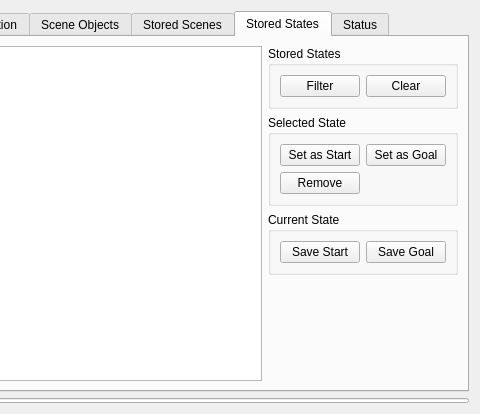
The window that moveit_ros/visualization/motion_planning_rviz_plugin/src/ui/motion_planning_rviz_plugin_frame.ui (moveit/moveit) describes before a commit, drawn with Qt 5; both pictures show x 212 to 692 and y 0 to 414 of the 692 by 414 pixel window.
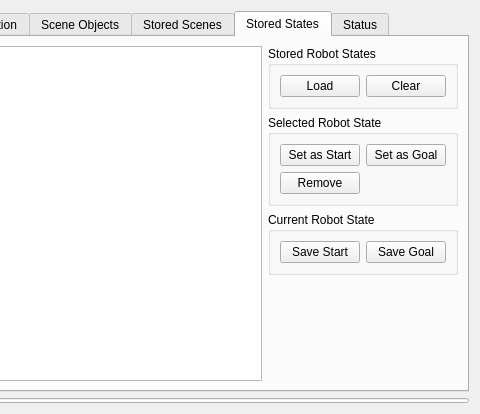
The same window after the commit. The open tabs and pages were chosen to show the change. Custom widgets are drawn as their Qt base class.

Commit message: Fix and clarify names in robot states tab

Diff of the .ui file:
```diff
--- a/moveit_ros/visualization/motion_planning_rviz_plugin/src/ui/motion_planning_rviz_plugin_frame.ui
+++ b/moveit_ros/visualization/motion_planning_rviz_plugin/src/ui/motion_planning_rviz_plugin_frame.ui
@@ -1414,13 +1414,13 @@
          <item>
           <widget class="QGroupBox" name="groupBox_15">
            <property name="title">
-            <string>Stored States</string>
+            <string>Stored Robot States</string>
            </property>
            <layout class="QGridLayout" name="gridLayout_17">
             <item row="0" column="0">
              <widget class="QPushButton" name="load_state_button">
               <property name="text">
-               <string>Filter</string>
+               <string>Load</string>
               </property>
               <property name="toolTip">
                <string>Load a robot state</string>
@@ -1440,7 +1440,7 @@
          <item>
           <widget class="QGroupBox" name="groupBox_16">
            <property name="title">
-            <string>Selected State</string>
+            <string>Selected Robot State</string>
            </property>
            <layout class="QGridLayout" name="gridLayout_15">
             <item row="0" column="0">
@@ -1470,7 +1470,7 @@
          <item>
           <widget class="QGroupBox" name="groupBox_17">
            <property name="title">
-            <string>Current State</string>
+            <string>Current Robot State</string>
            </property>
            <layout class="QGridLayout" name="gridLayout_16">
             <item row="0" column="0">
```
Left out of the diff: 9 changed lines with no effect on the pictures.
